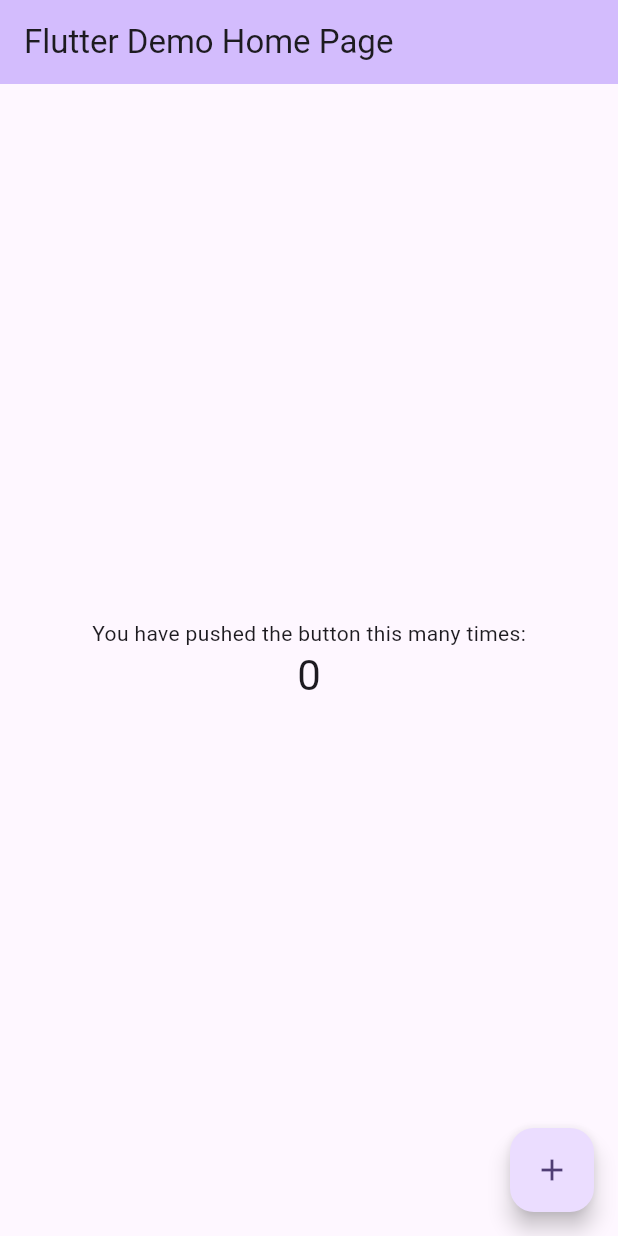
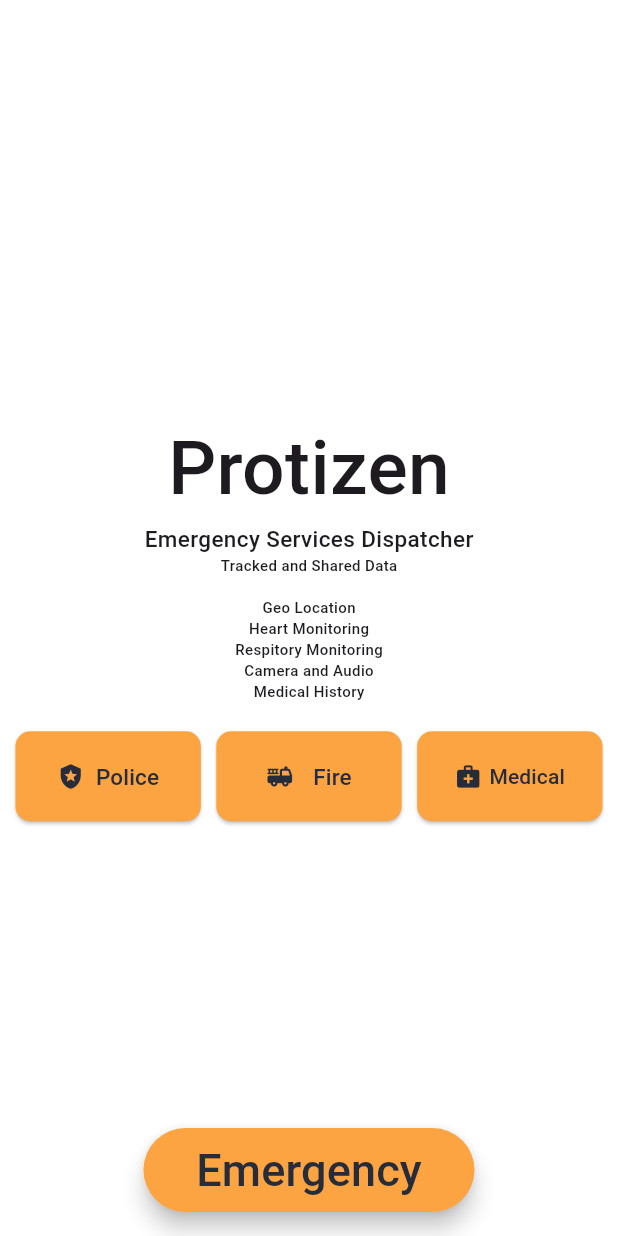
Before and after one commit to azimhamza/cortizen, a Flutter app: the screen it shows after launch, on a phone screen of 412 x 824 dp. Run offline on Flutter 3.47's test engine with Material 3 defaults, Android fonts, the light colour scheme and no system bars; our stand-ins replace camera, flutter_dotenv, geolocator, supabase_flutter; accounts and stored records are empty.

Commit message:
soham-add-info

```diff
--- /dev/null
+++ b/lib/features/screens/home.dart
@@ -0,0 +1,236 @@
+import 'package:flutter/material.dart';
+import 'package:protizen/constant/color.dart';
+import 'package:protizen/features/screens/emergency.dart';
+import 'package:protizen/main.dart';
+
+//  i want to add three buttons on the home page
+// 1. fire, 2, police, 3. ambulance
+// when the user clicks on any of the buttons, the app should send the location of the user to the respective service
+
+class HomePage extends StatefulWidget {
+  const HomePage({super.key});
+
+  @override
+  State<HomePage> createState() => _HomePageState();
+}
+
+class _HomePageState extends State<HomePage> {
+  @override
+  Widget build(BuildContext context) {
+    return Scaffold(
+      // add a floating action button for emergency
+
+      backgroundColor: Colors.white,
+      body: Center(
+        child: Column(
+          mainAxisAlignment: MainAxisAlignment.center,
+          children: <Widget>[
+            const Text(
+              'Protizen',
+              style: TextStyle(fontSize: 50, fontWeight: FontWeight.w500),
+            ),
+            const Text(
+              'Emergency Services Dispatcher',
+              style: TextStyle(fontSize: 15, fontWeight: FontWeight.w500),
+            ),
+            const SizedBox(
+              child: Column(
+                children: [
+                  // list of data we are tracking and sharing on start up Geo Location Heart Monitoring Medical History Camera Respitory Monitoring
+                  Text(
+                    'Tracked and Shared Data\n',
+                    style: TextStyle(fontSize: 10, fontWeight: FontWeight.w500),
+                  ),
+
+                  Text(
+                    'Geo Location',
+                    style: TextStyle(fontSize: 10, fontWeight: FontWeight.w500),
+                  ),
+                  Text(
+                    'Heart Monitoring',
+                    style: TextStyle(fontSize: 10, fontWeight: FontWeight.w500),
+                  ),
+                  Text(
+                    'Respitory Monitoring',
+                    style: TextStyle(fontSize: 10, fontWeight: FontWeight.w500),
+                  ),
+
+                  Text(
+                    'Camera and Audio',
+                    style: TextStyle(fontSize: 10, fontWeight: FontWeight.w500),
+                  ),
+
+                  Text(
+                    'Medical History',
+                    style: TextStyle(fontSize: 10, fontWeight: FontWeight.w500),
+                  ),
+                  const SizedBox(height: 20), // Add this SizedBox for space
+                ],
+              ),
+            ),
+            Column(
+              children: [
+                Row(
+                  mainAxisAlignment: MainAxisAlignment.spaceEvenly,
+                  children: [
+                    SizedBox(
+                      height: 60,
+                      width: MediaQuery.of(context).size.width * 0.3,
+                      // a police button with a police icon
+                      child: ElevatedButton(
+                        onPressed: () {
+                          if (cameras.isNotEmpty) {
+                            Navigator.push(
+                              context,
+                              MaterialPageRoute(
+                                builder: (context) =>
+                                    CameraPage(camera: cameras.first),
+                              ),
+                            );
+                          } else {
+                            // Handle the case when no cameras are available
+                          }
+                        },
+                        style: ElevatedButton.styleFrom(
+                          shape: RoundedRectangleBorder(
+                              borderRadius: BorderRadius.circular(10)),
+                          backgroundColor: primaryYellow,
+                          // text of police button
+
+                          padding: const EdgeInsets.all(20),
+                        ),
+                        child: const Row(
+                          mainAxisAlignment: MainAxisAlignment.spaceEvenly,
+                          children: [
+                            Icon(
+                              Icons.local_police,
+                              color: primaryBlue,
+                            ),
+                            Text(
+                              'Police',
+                              style:
+                                  TextStyle(color: primaryBlue, fontSize: 15),
+                            ),
+                          ],
+                        ),
+                      ),
+                    ),
+                    SizedBox(
+                      height: 60,
+                      width: MediaQuery.of(context).size.width * 0.3,
+                      // a police button with a police icon
+                      child: ElevatedButton(
+                        onPressed: () {
+                          if (cameras.isNotEmpty) {
+                            Navigator.push(
+                              context,
+                              MaterialPageRoute(
+                                builder: (context) =>
+                                    CameraPage(camera: cameras.first),
+                              ),
+                            );
+                          } else {
+                            // Handle the case when no cameras are available
+                          }
+                        },
+                        style: ElevatedButton.styleFrom(
+                          shape: RoundedRectangleBorder(
+                              borderRadius: BorderRadius.circular(10)),
+                          backgroundColor: primaryYellow,
+                          // text of police button
+
+                          padding: const EdgeInsets.all(20),
+                        ),
+                        child: const Row(
+                          mainAxisAlignment: MainAxisAlignment.spaceEvenly,
+                          children: [
+                            Icon(
+                              Icons.fire_truck_rounded,
+                              color: primaryBlue,
+                            ),
+                            Text(
+                              'Fire',
+                              style:
+                                  TextStyle(color: primaryBlue, fontSize: 15),
+                            ),
+                          ],
+                        ),
+                      ),
+                    ),
+                    SizedBox(
+                      height: 60,
+                      width: MediaQuery.of(context).size.width * 0.3,
+                      // a police button with a police icon
+                      child: ElevatedButton(
+                        onPressed: () {
+                          if (cameras.isNotEmpty) {
+                            Navigator.push(
+                              context,
+                              MaterialPageRoute(
+                                builder: (context) =>
+                                    CameraPage(camera: cameras.first),
+                              ),
+                            );
+                          } else {
+                            // Handle the case when no cameras are available
+                          }
+                        },
+                        style: ElevatedButton.styleFrom(
+                          shape: RoundedRectangleBorder(
+                              borderRadius: BorderRadius.circular(10)),
+                          backgroundColor: primaryYellow,
+                          // text of police button
+
+                          padding: const EdgeInsets.all(20),
+                        ),
+                        child: const Row(
+                          mainAxisAlignment: MainAxisAlignment.spaceEvenly,
+                          crossAxisAlignment: CrossAxisAlignment.center,
+                          children: [
+                            Icon(
+                              Icons.medical_services,
+                              color: primaryBlue,
+                            ),
+                            Text(
+                              'Medical',
+                              style:
+                                  TextStyle(color: primaryBlue, fontSize: 14),
+                            ),
+                          ],
+                        ),
+                      ),
+                    ),
+                  ],
+                ),
+              ],
+            )
+          ],
+
+          // three buttons for fire, police and ambulance in a row.
+        ),
+      ),
+      floatingActionButtonLocation: FloatingActionButtonLocation.centerFloat,
+      floatingActionButton: FloatingActionButton.extended(
+        shape: RoundedRectangleBorder(borderRadius: BorderRadius.circular(50)),
+        onPressed: () {
+          if (cameras.isNotEmpty) {
+            Navigator.push(
+              context,
+              MaterialPageRoute(
+                builder: (context) => CameraPage(camera: cameras.first),
+              ),
+            );
+          } else {
+            // Handle the case when no cameras are available
+          }
+        },
+        backgroundColor: primaryYellow,
+        label: const Text(
+          "  Emergency  ",
+          style: TextStyle(
+              fontSize: 30, color: primaryBlue, fontWeight: FontWeight.w500),
+        ),
+      ),
+    );
+  }
+}
--- a/lib/main.dart
+++ b/lib/main.dart
@@ -1,9 +1,25 @@
+import 'package:camera/camera.dart';
 import 'package:flutter/material.dart';
 import 'package:geolocator/geolocator.dart';
+import 'package:protizen/features/screens/home.dart';
+import 'package:supabase_flutter/supabase_flutter.dart';
+import 'package:flutter_dotenv/flutter_dotenv.dart';
 
-void main() {
+List<CameraDescription> cameras = [];
+
+Future main() async {
+  await dotenv.load(fileName: "/Users/azimhamza/Documents/Hackathons/cortizen/.env");
+  cameras = await availableCameras();
+
+
+  await Supabase.initialize(
+    url: dotenv.env['SUPABASE_URL']!,
+    anonKey: dotenv.env['SUPABASE_KEY']!,
+  );
+
   runApp(const MyApp());
 }
+
 
 class MyApp extends StatelessWidget {
   const MyApp({super.key});
@@ -11,68 +27,14 @@ class MyApp extends StatelessWidget {
   // This widget is the root of your application.
   @override
   Widget build(BuildContext context) {
-    return MaterialApp(
-      title: 'Flutter Demo',
-      theme: ThemeData(
-        // This is the theme of your application.
-        //
-        // TRY THIS: Try running your application with "flutter run". You'll see
-        // the application has a purple toolbar. Then, without quitting the app,
-        // try changing the seedColor in the colorScheme below to Colors.green
-        // and then invoke "hot reload" (save your changes or press the "hot
-        // reload" button in a Flutter-supported IDE, or press "r" if you used
-        // the command line to start the app).
-        //
-        // Notice that the counter didn't reset back to zero; the application
-        // state is not lost during the reload. To reset the state, use hot
-        // restart instead.
-        //
-        // This works for code too, not just values: Most code changes can be
-        // tested with just a hot reload.
-        colorScheme: ColorScheme.fromSeed(seedColor: Colors.deepPurple),
-        useMaterial3: true,
-      ),
-      home: const MyHomePage(title: 'Flutter Demo Home Page'),
+    return const MaterialApp(
+      debugShowCheckedModeBanner: false,
+      home: HomePage(),
     );
   }
 }
 
-class MyHomePage extends StatefulWidget {
-  const MyHomePage({super.key, required this.title});
 
-  // This widget is the home page of your application. It is stateful, meaning
-  // that it has a State object (defined below) that contains fields that affect
-  // how it looks.
-
-  // This class is the configuration for the state. It holds the values (in this
-  // case the title) provided by the parent (in this case the App widget) and
-  // used by the build method of the State. Fields in a Widget subclass are
-  // always marked "final".
-
-  final String title;
-
-  @override
-  State<MyHomePage> createState() => _MyHomePageState();
-}
-
-class _MyHomePageState extends State<MyHomePage> {
-  int _counter = 0;
-
-  void initState() {
-    super.initState();
-    _getCurrentLocation();
-  }
-
-  void _incrementCounter() {
-    setState(() {
-      // This call to setState tells the Flutter framework that something has
-      // changed in this State, which causes it to rerun the build method below
-      // so that the display can reflect the updated values. If we changed
-      // _counter without calling setState(), then the build method would not be
-      // called again, and so nothing would appear to happen.
-      _counter++;
-    });
-  }
 
   void _getCurrentLocation() async {
     LocationPermission permission = await Geolocator.requestPermission();
@@ -89,59 +51,3 @@ class _MyHomePageState extends State<MyHomePage> {
     Position position = await Geolocator.getCurrentPosition();
     print('Current position is ${position.latitude}, ${position.longitude}');
   }
-
-  @override
-  Widget build(BuildContext context) {
-    // This method is rerun every time setState is called, for instance as done
-    // by the _incrementCounter method above.
-    //
-    // The Flutter framework has been optimized to make rerunning build methods
-    // fast, so that you can just rebuild anything that needs updating rather
-    // than having to individually change instances of widgets.
-    return Scaffold(
-      appBar: AppBar(
-        // TRY THIS: Try changing the color here to a specific color (to
-        // Colors.amber, perhaps?) and trigger a hot reload to see the AppBar
-        // change color while the other colors stay the same.
-        backgroundColor: Theme.of(context).colorScheme.inversePrimary,
-        // Here we take the value from the MyHomePage object that was created by
-        // the App.build method, and use it to set our appbar title.
-        title: Text(widget.title),
-      ),
-      body: Center(
-        // Center is a layout widget. It takes a single child and positions it
-        // in the middle of the parent.
-        child: Column(
-          // Column is also a layout widget. It takes a list of children and
-          // arranges them vertically. By default, it sizes itself to fit its
-          // children horizontally, and tries to be as tall as its parent.
-          //
-          // Column has various properties to control how it sizes itself and
-          // how it positions its children. Here we use mainAxisAlignment to
-          // center the children vertically; the main axis here is the vertical
-          // axis because Columns are vertical (the cross axis would be
-          // horizontal).
-          //
-          // TRY THIS: Invoke "debug painting" (choose the "Toggle Debug Paint"
-          // action in the IDE, or press "p" in the console), to see the
-          // wireframe for each widget.
-          mainAxisAlignment: MainAxisAlignment.center,
-          children: <Widget>[
-            const Text(
-              'You have pushed the button this many times:',
-            ),
-            Text(
-              '$_counter',
-              style: Theme.of(context).textTheme.headlineMedium,
-            ),
-          ],
-        ),
-      ),
-      floatingActionButton: FloatingActionButton(
-        onPressed: _incrementCounter,
-        tooltip: 'Increment',
-        child: const Icon(Icons.add),
-      ), // This trailing comma makes auto-formatting nicer for build methods.
-    );
-  }
-}
--- a/pubspec.yaml
+++ b/pubspec.yaml
@@ -43,6 +43,8 @@ dependencies:
   flutter_sms: ^2.3.3
   device_info_plus: ^9.1.0
   supabase_flutter: ^1.10.25
+  camera: ^0.10.5+5
+  path: ^1.8.3
 
 dev_dependencies:
   flutter_test:
```
Also changed, not shown: lib/constant/color.dart (+19 -0 lines), lib/features/screens/emergency.dart (added, +81 -0 lines), pubspec.lock, 3 other files.
